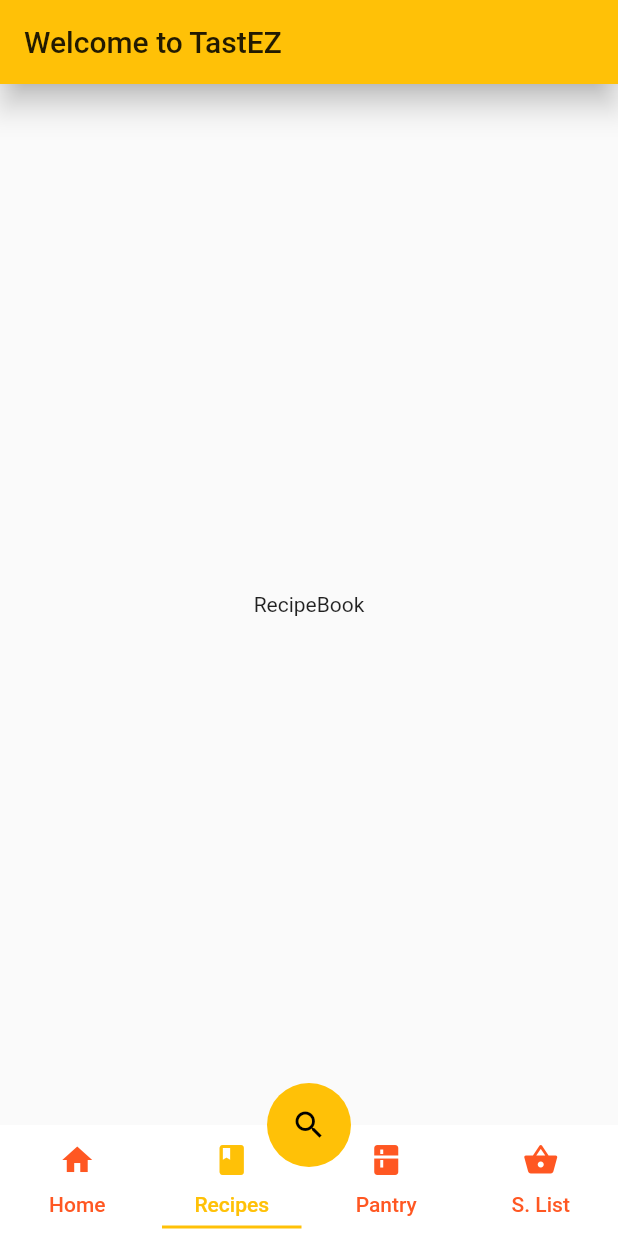
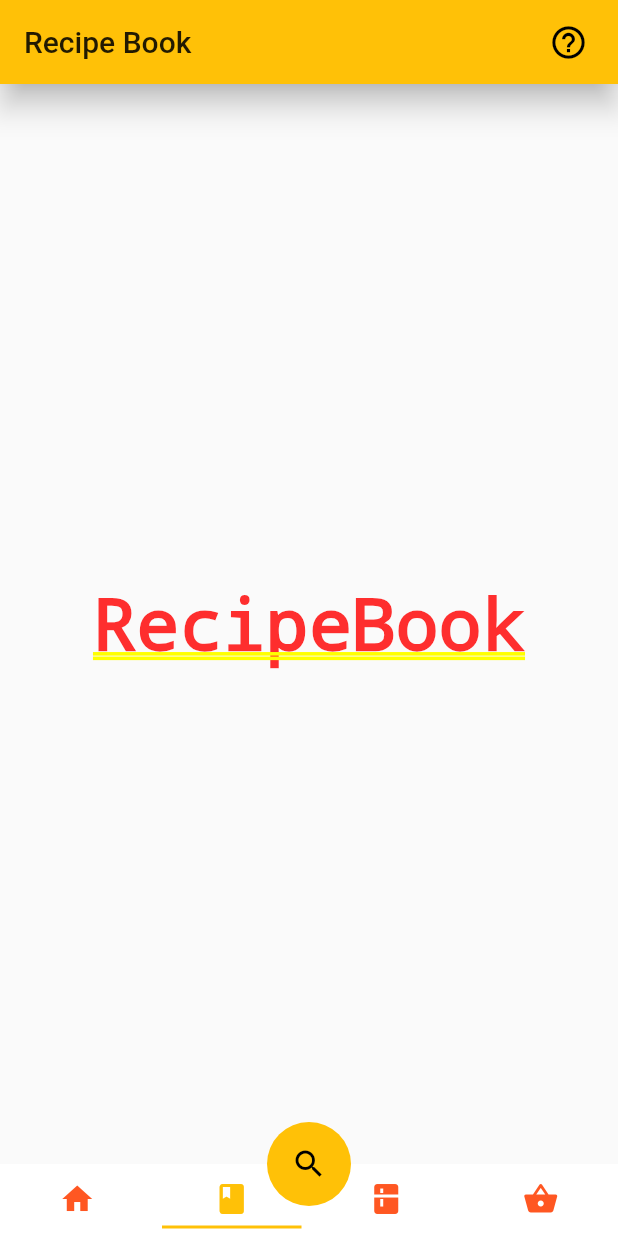
Before and after one commit to GreenNovaStar/TastEZ, a Flutter app: the screen it shows after launch, item 2 of the bottom bar chosen, on a phone screen of 412 x 824 dp. Run offline on Flutter 3.47's test engine with Material 2 defaults, Android fonts, the phone set to English and light mode, and no system bars; our stand-ins replace dio, dropdown_search; missing offline and left inert: holding_gesture.

Commit message:
* Added dynamic title to AppBar when TabBar updates. * Defined code to create new widget when tab is switched to.

```diff
--- /dev/null
+++ b/lib/contact.us.dart
@@ -0,0 +1 @@
+import 'package:flutter/material.dart';
--- a/lib/home.dart
+++ b/lib/home.dart
@@ -1,24 +1,83 @@
 import 'package:flutter/material.dart';
-import 'main.dart';
+import 'search.dart';
+import 'contact.us.dart';
+import 'recipe.dart';
+import 'recipe.book.dart';
 import 'package:dropdown_search/dropdown_search.dart';
-import 'package:http/http.dart' as http;
 import 'package:dio/dio.dart';
 import 'package:holding_gesture/holding_gesture.dart';
+import 'dart:convert';
 
-class Home extends StatelessWidget {
+class Home extends StatefulWidget {
   final String title;
-
   Home({Key key, this.title}) : super(key: key);
 
-  void basicSearch() async {
-    String query;
-    Dio spoonDio = new Dio();
-    var spoonResp = await spoonDio.get("https://api.spoonacular.com/recipes/complexSearch", queryParameters: {"query": query});
+  @override
+  _HomeState createState() => _HomeState();
+}
+
+class _HomeState extends State<Home> with TickerProviderStateMixin {
+  String query;
+  int suggestCount = 4;
+  final DateTime time = new DateTime.now();
+  final searchProvider = Search();
+  List<RecipeElement> recipes;
+
+  final List<String> _pageTitles = ["Welcome to TastEZ", "Recipe Book", "Pantry", "Shopping List"];
+  TabController _controller;
+  String currTitle;
+
+  final BaseOptions _options = new BaseOptions(
+    baseUrl: "https://rapidapi.p.rapidapi.com",
+    connectTimeout:5000,
+    receiveTimeout:3000,
+    headers: {
+      "x-rapidapi-host": "spoonacular-recipe-food-nutrition-v1.p.rapidapi.com",
+      "x-rapidapi-key": "0b83fa3f6emshf35335a21f7c826p178545jsnf157389bedd5",
+      "useQueryString": true,
+    },
+    contentType: "application/json",
+  );
+
+  void _getHomeSuggestion() async {
+    final Dio spoon = new Dio(_options);
+    Response spoonResp;
+      if (time.hour > 17 && (time.hour <= 23 && time.minute <= 59)) {
+        spoonResp = await spoon.get(
+            "/recipes/random?number=" + suggestCount.toString(), queryParameters: {"tags": "dinner"});
+      }
+      else if (time.hour > 11 && time.hour <= 17) {
+        spoonResp = await spoon.get(
+            "/recipes/random?number=" + suggestCount.toString(), queryParameters: {"tags": "lunch"});
+      }
+      else {
+        spoonResp = await spoon.get(
+            "/recipes/random?number=" + suggestCount.toString(), queryParameters: {"tags": "breakfast"});
+      }
+      if (spoonResp.statusCode == 200) {
+        recipes = recipeFromJson(spoonResp.data).recipes;
+      }
   }
 
-  void advancedSearch() async {
-    Dio spoonDio = new Dio();
-    Response spoonResp = await spoonDio.get("https://api.spoonacular.com/recipes/complexSearch", queryParameters: {"query": "potato"});
+  @override
+  void initState(){
+    super.initState();
+    currTitle = _pageTitles[0];
+    _controller =  TabController(length:4, vsync:this);
+    _controller.addListener(changeTitle);
+    //_getHomeSuggestion(); //TODO: commented out for now to avoid using up API quota, even as large as it is.
+  }
+
+  void changeTitle() {
+    setState(() {
+      currTitle = _pageTitles[_controller.index];
+    });
+  }
+
+  @override
+  void dispose() {
+    _controller.dispose();
+    super.dispose();
   }
 
   @override
@@ -33,47 +92,58 @@ class Home extends StatelessWidget {
         length:4,
         child: Scaffold(
           appBar: AppBar(
+            title: Text(currTitle),
+            actions: <Widget>[
+              Padding(
+                  padding: EdgeInsets.only(right: 20.0),
+                  child: GestureDetector(
+                    onTap: () {},
+                    child: Icon(
+                      Icons.help_outline,
+                      size: 26.0,
+                    ),)),],
             elevation: 8.0,
-            title: Text(title),
           ),
           floatingActionButtonLocation: FloatingActionButtonLocation.centerDocked,
           floatingActionButton: HoldDetector(
-            onHold: () => advancedSearch(),
+            onHold: () => searchProvider.advancedSearch(),
             holdTimeout: Duration(milliseconds: 200),
             enableHapticFeedback: true,
             child:FloatingActionButton(
               elevation: 0.0,
-              child: const Icon(Icons.search), onPressed: () => basicSearch(),
+              child: const Icon(Icons.search), onPressed: () => searchProvider.basicSearch(query),
             ),),
           bottomNavigationBar: navigation(),
-          body: TabBarView(children: [
-            Container(child: GridView.count(
-              crossAxisCount: 2,
-              children: List.generate(100, (index) {
-                return Center(
-                  child: Text(
-                    'Item $index',
-                    style: Theme.of(context).textTheme.headline5,
-                  ),);}),),),
-            Container(child: Center(child: Text('RecipeBook')),),
-            Container(child: Center(child: Text('Pantry')),),
-            Container(child: Center(child: Text('Shopping List')),),
+          body: TabBarView(controller:_controller,
+            children: [
+            Container(child: ListView.builder(
+              itemCount: recipes == null ? 0 : recipes.length, //TODO: for some reason this is returning null.
+              itemBuilder: (context, index) {
+                  return ListTile(
+                    title: Text(recipes[index].title),
+                    leading: Image.network(recipes[index].image),
+                  );},)),
+            Container(child: recipeBook()),
+            Container(child: /*pantry()),*/ Center(child: Text('Pantry')),),
+            Container(child: /*shopList()),*/ Center(child: Text('Shopping List')),),
           ],),),),);
   }
+
   Widget navigation() {
     return Container(
       color: Colors.white,
       child: TabBar(
+        controller:_controller,
         labelColor: Colors.amber,
         unselectedLabelColor: Colors.deepOrange,
         indicatorSize: TabBarIndicatorSize.tab,
         indicatorPadding: EdgeInsets.all(5.0),
         indicatorColor: Colors.amber,
         tabs: [
-          Tab(icon: Icon(Icons.home), text: 'Home',),
-          Tab(icon: Icon(Icons.book), text: 'Recipes',),
-          Tab(icon: Icon(Icons.kitchen), text: 'Pantry',),
-          Tab(icon: Icon(Icons.shopping_basket), text: 'S. List',),
+          Tab(icon: Icon(Icons.home)),
+          Tab(icon: Icon(Icons.book)),
+          Tab(icon: Icon(Icons.kitchen)),
+          Tab(icon: Icon(Icons.shopping_basket)),
         ],),);
   }
 }
--- a/lib/main.dart
+++ b/lib/main.dart
@@ -1,5 +1,4 @@
 import 'package:flutter/material.dart';
-import 'recipe.book.dart';
 import 'home.dart';
 
 void main() => runApp(MyApp());
@@ -14,7 +13,7 @@ class MyApp extends StatelessWidget {
         primarySwatch: Colors.amber,
         visualDensity: VisualDensity.adaptivePlatformDensity,
       ),
-      home: Home(title: 'Welcome to TastEZ'),
+      home: Home(title: ''),
     );
   }
 }
--- /dev/null
+++ b/lib/recipe.dart
@@ -0,0 +1,414 @@
+// To parse this JSON data, do
+//
+//     final recipe = recipeFromJson(jsonString);
+
+import 'dart:convert';
+
+Recipe recipeFromJson(String str) => Recipe.fromJson(json.decode(str));
+
+String recipeToJson(Recipe data) => json.encode(data.toJson());
+
+class Recipe {
+  Recipe({
+    this.recipes,
+  });
+
+  List<RecipeElement> recipes;
+
+  factory Recipe.fromJson(Map<String, dynamic> json) => Recipe(
+    recipes: List<RecipeElement>.from(json["recipes"].map((x) => RecipeElement.fromJson(x))),
+  );
+
+  Map<String, dynamic> toJson() => {
+    "recipes": List<dynamic>.from(recipes.map((x) => x.toJson())),
+  };
+}
+
+class RecipeElement {
+  RecipeElement({
+    this.vegetarian,
+    this.vegan,
+    this.glutenFree,
+    this.dairyFree,
+    this.veryHealthy,
+    this.cheap,
+    this.veryPopular,
+    this.sustainable,
+    this.weightWatcherSmartPoints,
+    this.gaps,
+    this.lowFodmap,
+    this.aggregateLikes,
+    this.spoonacularScore,
+    this.healthScore,
+    this.creditsText,
+    this.license,
+    this.sourceName,
+    this.pricePerServing,
+    this.extendedIngredients,
+    this.id,
+    this.title,
+    this.readyInMinutes,
+    this.servings,
+    this.sourceUrl,
+    this.image,
+    this.imageType,
+    this.summary,
+    this.cuisines,
+    this.dishTypes,
+    this.diets,
+    this.occasions,
+    this.instructions,
+    this.analyzedInstructions,
+    this.originalId,
+    this.spoonacularSourceUrl,
+    this.preparationMinutes,
+    this.cookingMinutes,
+  });
+
+  bool vegetarian;
+  bool vegan;
+  bool glutenFree;
+  bool dairyFree;
+  bool veryHealthy;
+  bool cheap;
+  bool veryPopular;
+  bool sustainable;
+  int weightWatcherSmartPoints;
+  String gaps;
+  bool lowFodmap;
+  int aggregateLikes;
+  int spoonacularScore;
+  int healthScore;
+  String creditsText;
+  String license;
+  String sourceName;
+  double pricePerServing;
+  List<ExtendedIngredient> extendedIngredients;
+  int id;
+  String title;
+  int readyInMinutes;
+  int servings;
+  String sourceUrl;
+  String image;
+  String imageType;
+  String summary;
+  List<dynamic> cuisines;
+  List<String> dishTypes;
+  List<String> diets;
+  List<dynamic> occasions;
+  String instructions;
+  List<AnalyzedInstruction> analyzedInstructions;
+  dynamic originalId;
+  String spoonacularSourceUrl;
+  int preparationMinutes;
+  int cookingMinutes;
+
+  factory RecipeElement.fromJson(Map<String, dynamic> json) => RecipeElement(
+    vegetarian: json["vegetarian"],
+    vegan: json["vegan"],
+    glutenFree: json["glutenFree"],
+    dairyFree: json["dairyFree"],
+    veryHealthy: json["veryHealthy"],
+    cheap: json["cheap"],
+    veryPopular: json["veryPopular"],
+    sustainable: json["sustainable"],
+    weightWatcherSmartPoints: json["weightWatcherSmartPoints"],
+    gaps: json["gaps"],
+    lowFodmap: json["lowFodmap"],
+    aggregateLikes: json["aggregateLikes"],
+    spoonacularScore: json["spoonacularScore"],
+    healthScore: json["healthScore"],
+    creditsText: json["creditsText"],
+    license: json["license"],
+    sourceName: json["sourceName"],
+    pricePerServing: json["pricePerServing"].toDouble(),
+    extendedIngredients: List<ExtendedIngredient>.from(json["extendedIngredients"].map((x) => ExtendedIngredient.fromJson(x))),
+    id: json["id"],
+    title: json["title"],
+    readyInMinutes: json["readyInMinutes"],
+    servings: json["servings"],
+    sourceUrl: json["sourceUrl"],
+    image: json["image"],
+    imageType: json["imageType"],
+    summary: json["summary"],
+    cuisines: List<dynamic>.from(json["cuisines"].map((x) => x)),
+    dishTypes: List<String>.from(json["dishTypes"].map((x) => x)),
+    diets: List<String>.from(json["diets"].map((x) => x)),
+    occasions: List<dynamic>.from(json["occasions"].map((x) => x)),
+    instructions: json["instructions"],
+    analyzedInstructions: List<AnalyzedInstruction>.from(json["analyzedInstructions"].map((x) => AnalyzedInstruction.fromJson(x))),
+    originalId: json["originalId"],
+    spoonacularSourceUrl: json["spoonacularSourceUrl"],
+    preparationMinutes: json["preparationMinutes"] == null ? null : json["preparationMinutes"],
+    cookingMinutes: json["cookingMinutes"] == null ? null : json["cookingMinutes"],
+  );
+
+  Map<String, dynamic> toJson() => {
+    "vegetarian": vegetarian,
+    "vegan": vegan,
+    "glutenFree": glutenFree,
+    "dairyFree": dairyFree,
+    "veryHealthy": veryHealthy,
+    "cheap": cheap,
+    "veryPopular": veryPopular,
+    "sustainable": sustainable,
+    "weightWatcherSmartPoints": weightWatcherSmartPoints,
+    "gaps": gaps,
+    "lowFodmap": lowFodmap,
+    "aggregateLikes": aggregateLikes,
+    "spoonacularScore": spoonacularScore,
+    "healthScore": healthScore,
+    "creditsText": creditsText,
+    "license": license,
+    "sourceName": sourceName,
+    "pricePerServing": pricePerServing,
+    "extendedIngredients": List<dynamic>.from(extendedIngredients.map((x) => x.toJson())),
+    "id": id,
+    "title": title,
+    "readyInMinutes": readyInMinutes,
+    "servings": servings,
+    "sourceUrl": sourceUrl,
+    "image": image,
+    "imageType": imageType,
+    "summary": summary,
+    "cuisines": List<dynamic>.from(cuisines.map((x) => x)),
+    "dishTypes": List<dynamic>.from(dishTypes.map((x) => x)),
+    "diets": List<dynamic>.from(diets.map((x) => x)),
+    "occasions": List<dynamic>.from(occasions.map((x) => x)),
+    "instructions": instructions,
+    "analyzedInstructions": List<dynamic>.from(analyzedInstructions.map((x) => x.toJson())),
+    "originalId": originalId,
+    "spoonacularSourceUrl": spoonacularSourceUrl,
+    "preparationMinutes": preparationMinutes == null ? null : preparationMinutes,
+    "cookingMinutes": cookingMinutes == null ? null : cookingMinutes,
+  };
+}
+
+class AnalyzedInstruction {
+  AnalyzedInstruction({
+    this.name,
+    this.steps,
+  });
+
+  String name;
+  List<Step> steps;
+
+  factory AnalyzedInstruction.fromJson(Map<String, dynamic> json) => AnalyzedInstruction(
+    name: json["name"],
+    steps: List<Step>.from(json["steps"].map((x) => Step.fromJson(x))),
+  );
+
+  Map<String, dynamic> toJson() => {
+    "name": name,
+    "steps": List<dynamic>.from(steps.map((x) => x.toJson())),
+  };
+}
+
+class Step {
+  Step({
+    this.number,
+    this.step,
+    this.ingredients,
+    this.equipment,
+    this.length,
+  });
+
+  int number;
+  String step;
+  List<Ent> ingredients;
+  List<Ent> equipment;
+  Length length;
+
+  factory Step.fromJson(Map<String, dynamic> json) => Step(
+    number: json["number"],
+    step: json["step"],
+    ingredients: List<Ent>.from(json["ingredients"].map((x) => Ent.fromJson(x))),
+    equipment: List<Ent>.from(json["equipment"].map((x) => Ent.fromJson(x))),
+    length: json["length"] == null ? null : Length.fromJson(json["length"]),
+  );
+
+  Map<String, dynamic> toJson() => {
+    "number": number,
+    "step": step,
+    "ingredients": List<dynamic>.from(ingredients.map((x) => x.toJson())),
+    "equipment": List<dynamic>.from(equipment.map((x) => x.toJson())),
+    "length": length == null ? null : length.toJson(),
+  };
+}
+
+class Ent {
+  Ent({
+    this.id,
+    this.name,
+    this.localizedName,
+    this.image,
+  });
+
+  int id;
+  String name;
+  String localizedName;
+  String image;
+
+  factory Ent.fromJson(Map<String, dynamic> json) => Ent(
+    id: json["id"],
+    name: json["name"],
+    localizedName: json["localizedName"],
+    image: json["image"],
+  );
+
+  Map<String, dynamic> toJson() => {
+    "id": id,
+    "name": name,
+    "localizedName": localizedName,
+    "image": image,
+  };
+}
+
+class Length {
+  Length({
+    this.number,
+    this.unit,
+  });
+
+  int number;
+  String unit;
+
+  factory Length.fromJson(Map<String, dynamic> json) => Length(
+    number: json["number"],
+    unit: json["unit"],
+  );
+
+  Map<String, dynamic> toJson() => {
+    "number": number,
+    "unit": unit,
+  };
+}
+
+class ExtendedIngredient {
+  ExtendedIngredient({
+    this.id,
+    this.aisle,
+    this.image,
+    this.consistency,
+    this.name,
+    this.original,
+    this.originalString,
+    this.originalName,
+    this.amount,
+    this.unit,
+    this.meta,
+    this.metaInformation,
+    this.measures,
+  });
+
+  int id;
+  String aisle;
+  String image;
+  Consistency consistency;
+  String name;
+  String original;
+  String originalString;
+  String originalName;
+  double amount;
+  String unit;
+  List<String> meta;
+  List<String> metaInformation;
+  Measures measures;
+
+  factory ExtendedIngredient.fromJson(Map<String, dynamic> json) => ExtendedIngredient(
+    id: json["id"],
+    aisle: json["aisle"],
+    image: json["image"],
+    consistency: consistencyValues.map[json["consistency"]],
+    name: json["name"],
+    original: json["original"],
+    originalString: json["originalString"],
+    originalName: json["originalName"],
+    amount: json["amount"].toDouble(),
+    unit: json["unit"],
+    meta: List<String>.from(json["meta"].map((x) => x)),
+    metaInformation: List<String>.from(json["metaInformation"].map((x) => x)),
+    measures: Measures.fromJson(json["measures"]),
+  );
+
+  Map<String, dynamic> toJson() => {
+    "id": id,
+    "aisle": aisle,
+    "image": image,
+    "consistency": consistencyValues.reverse[consistency],
+    "name": name,
+    "original": original,
+    "originalString": originalString,
+    "originalName": originalName,
+    "amount": amount,
+    "unit": unit,
+    "meta": List<dynamic>.from(meta.map((x) => x)),
+    "metaInformation": List<dynamic>.from(metaInformation.map((x) => x)),
+    "measures": measures.toJson(),
+  };
+}
+
+enum Consistency { SOLID, LIQUID }
+
+final consistencyValues = EnumValues({
+  "liquid": Consistency.LIQUID,
+  "solid": Consistency.SOLID
+});
+
+class Measures {
+  Measures({
+    this.us,
+    this.metric,
+  });
+
+  Metric us;
+  Metric metric;
+
+  factory Measures.fromJson(Map<String, dynamic> json) => Measures(
+    us: Metric.fromJson(json["us"]),
+    metric: Metric.fromJson(json["metric"]),
+  );
+
+  Map<String, dynamic> toJson() => {
+    "us": us.toJson(),
+    "metric": metric.toJson(),
+  };
+}
+
+class Metric {
+  Metric({
+    this.amount,
+    this.unitShort,
+    this.unitLong,
+  });
+
+  double amount;
+  String unitShort;
+  String unitLong;
+
+  factory Metric.fromJson(Map<String, dynamic> json) => Metric(
+    amount: json["amount"].toDouble(),
+    unitShort: json["unitShort"],
+    unitLong: json["unitLong"],
+  );
+
+  Map<String, dynamic> toJson() => {
+    "amount": amount,
+    "unitShort": unitShort,
+    "unitLong": unitLong,
+  };
+}
+
+class EnumValues<T> {
+  Map<String, T> map;
+  Map<T, String> reverseMap;
+
+  EnumValues(this.map);
+
+  Map<T, String> get reverse {
+    if (reverseMap == null) {
+      reverseMap = map.map((k, v) => new MapEntry(v, k));
+    }
+    return reverseMap;
+  }
+}
--- /dev/null
+++ b/lib/search.dart
@@ -0,0 +1,36 @@
+import 'package:flutter/material.dart';
+import 'package:dropdown_search/dropdown_search.dart';
+import 'package:dio/dio.dart';
+
+class Search extends StatelessWidget {
+
+  BaseOptions options = new BaseOptions(
+    baseUrl: "https://rapidapi.p.rapidapi.com",
+    connectTimeout:5000,
+    receiveTimeout:3000,
+    headers: {
+      "x-rapidapi-host": "spoonacular-recipe-food-nutrition-v1.p.rapidapi.com",
+      "x-rapidapi-key": "0b83fa3f6emshf35335a21f7c826p178545jsnf157389bedd5",
+      "useQueryString": true,
+    },
+    contentType: "application/json",
+  );
+
+  void basicSearch(query) async {
+    String query;
+    final Dio spoon = new Dio(options);
+    Response spoonResp = await spoon.get("/recipes/complexSearch", queryParameters: {"query": query});
+  }
+
+  void advancedSearch() async {
+    Dio spoonDio = new Dio();
+    Response spoonResp = await spoonDio.get("/recipes/complexSearch", queryParameters: {"query": "potato"});
+  }
+
+  @override
+  Widget build(BuildContext context) {
+    return MaterialApp(
+        title: 'Hello World',
+    );
+  }
+}
--- a/pubspec.yaml
+++ b/pubspec.yaml
@@ -25,6 +25,7 @@ dependencies:
   http: ^0.12.2
   dio: ^3.0.10
   holding_gesture: ^0.0.3
+  json_serializable: ^3.3.0
 
   flutter:
     sdk: flutter
```
Also changed, not shown: lib/recipe.book.dart (+7 -66 lines), pubspec.lock.
